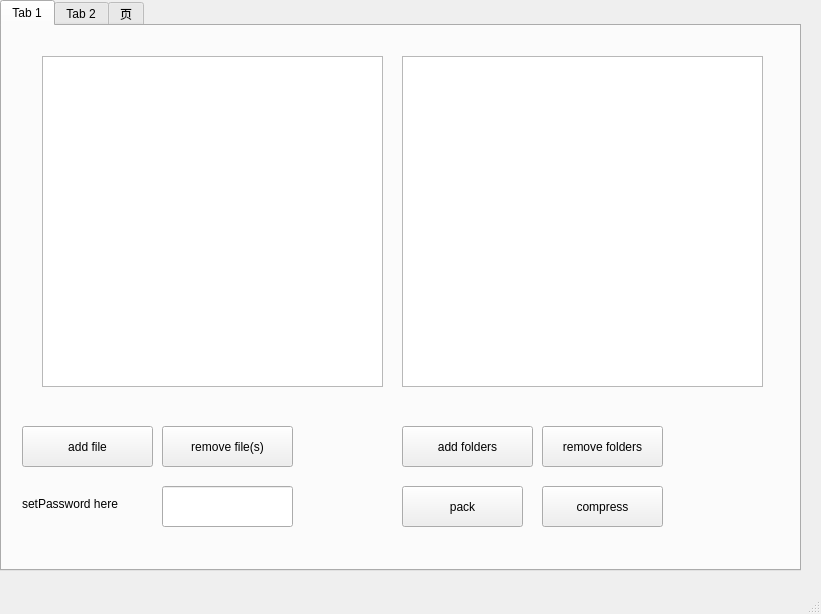
The window that mainwindow.ui (stupidodie/FileExp) describes before a commit, drawn with Qt 5.
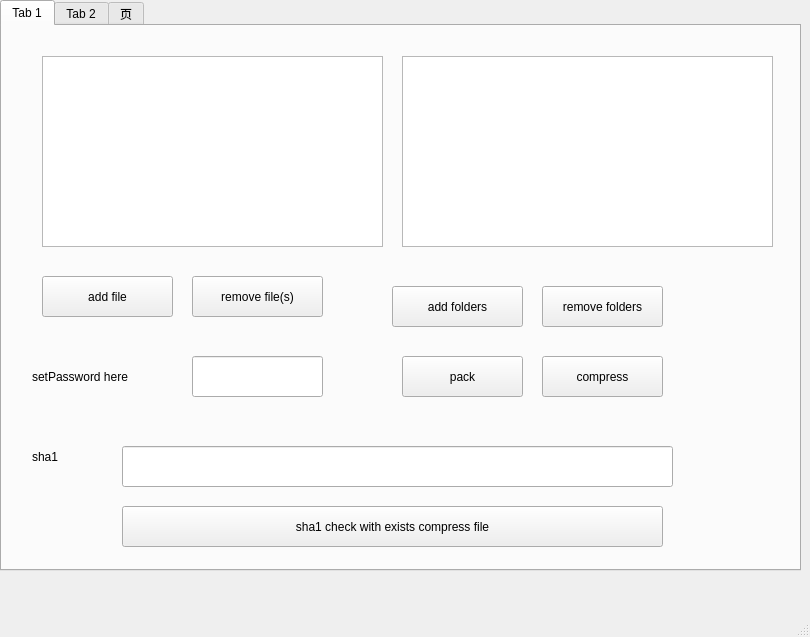
The same window after the commit. The open tabs and pages were chosen to show the change.

Commit message: add check function

The edit to the form file:
```diff
--- a/mainwindow.ui
+++ b/mainwindow.ui
@@ -6,8 +6,8 @@
    <rect>
     <x>0</x>
     <y>0</y>
-    <width>821</width>
-    <height>614</height>
+    <width>810</width>
+    <height>637</height>
    </rect>
   </property>
   <property name="windowTitle">
@@ -36,15 +36,15 @@
         <x>40</x>
         <y>30</y>
         <width>341</width>
-        <height>331</height>
+        <height>191</height>
        </rect>
       </property>
      </widget>
      <widget class="QPushButton" name="addFileBtn">
       <property name="geometry">
        <rect>
-        <x>20</x>
-        <y>400</y>
+        <x>40</x>
+        <y>250</y>
         <width>131</width>
         <height>41</height>
        </rect>
@@ -56,8 +56,8 @@
      <widget class="QPushButton" name="removeFileBtn">
       <property name="geometry">
        <rect>
-        <x>160</x>
-        <y>400</y>
+        <x>190</x>
+        <y>250</y>
         <width>131</width>
         <height>41</height>
        </rect>
@@ -70,7 +70,7 @@
       <property name="geometry">
        <rect>
         <x>400</x>
-        <y>460</y>
+        <y>330</y>
         <width>121</width>
         <height>41</height>
        </rect>
@@ -83,7 +83,7 @@
       <property name="geometry">
        <rect>
         <x>540</x>
-        <y>460</y>
+        <y>330</y>
         <width>121</width>
         <height>41</height>
        </rect>
@@ -97,16 +97,16 @@
        <rect>
         <x>400</x>
         <y>30</y>
-        <width>361</width>
-        <height>331</height>
+        <width>371</width>
+        <height>191</height>
        </rect>
       </property>
      </widget>
      <widget class="QPushButton" name="addFolderBtn">
       <property name="geometry">
        <rect>
-        <x>400</x>
-        <y>400</y>
+        <x>390</x>
+        <y>260</y>
         <width>131</width>
         <height>41</height>
        </rect>
@@ -119,7 +119,7 @@
       <property name="geometry">
        <rect>
         <x>540</x>
-        <y>400</y>
+        <y>260</y>
         <width>121</width>
         <height>41</height>
        </rect>
@@ -131,8 +131,8 @@
      <widget class="QLineEdit" name="compressPasswordEdit">
       <property name="geometry">
        <rect>
-        <x>160</x>
-        <y>460</y>
+        <x>190</x>
+        <y>330</y>
         <width>131</width>
         <height>41</height>
        </rect>
@@ -144,8 +144,8 @@
      <widget class="QLabel" name="label_2">
       <property name="geometry">
        <rect>
-        <x>20</x>
-        <y>457</y>
+        <x>30</x>
+        <y>330</y>
         <width>141</width>
         <height>41</height>
        </rect>
@@ -154,6 +154,42 @@
        <string>setPassword here</string>
       </property>
      </widget>
+     <widget class="QPushButton" name="sha1checkBtn">
+      <property name="geometry">
+       <rect>
+        <x>120</x>
+        <y>480</y>
+        <width>541</width>
+        <height>41</height>
+       </rect>
+      </property>
+      <property name="text">
+       <string>sha1 check with exists compress file</string>
+      </property>
+     </widget>
+     <widget class="QLineEdit" name="sha1sumEdit">
+      <property name="geometry">
+       <rect>
+        <x>120</x>
+        <y>420</y>
+        <width>551</width>
+        <height>41</height>
+       </rect>
+      </property>
+     </widget>
+     <widget class="QLabel" name="label_4">
+      <property name="geometry">
+       <rect>
+        <x>30</x>
+        <y>420</y>
+        <width>61</width>
+        <height>21</height>
+       </rect>
+      </property>
+      <property name="text">
+       <string>sha1</string>
+      </property>
+     </widget>
     </widget>
     <widget class="QWidget" name="extractTab">
      <attribute name="title">
```
Left out of the diff: 4 changed lines with no effect on the pictures. The commit also changes 4 other files.
